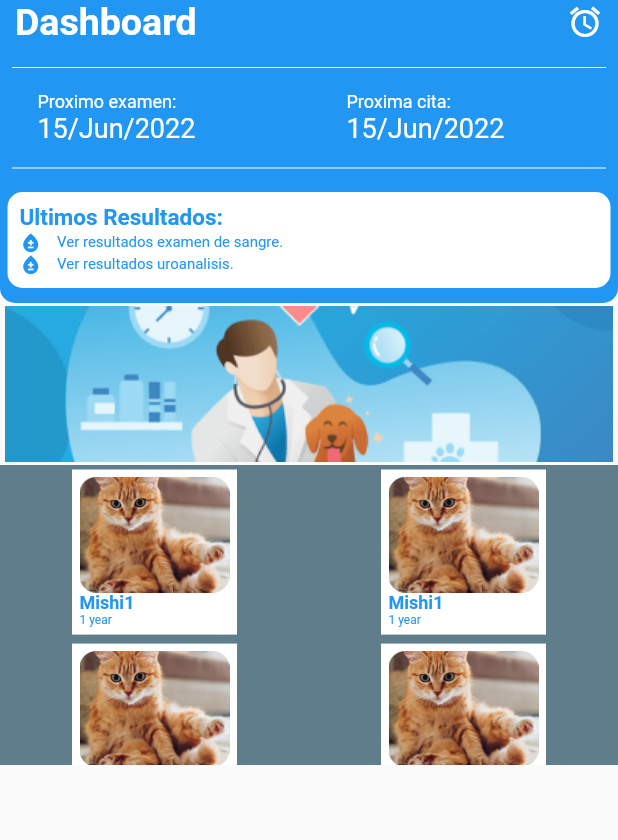
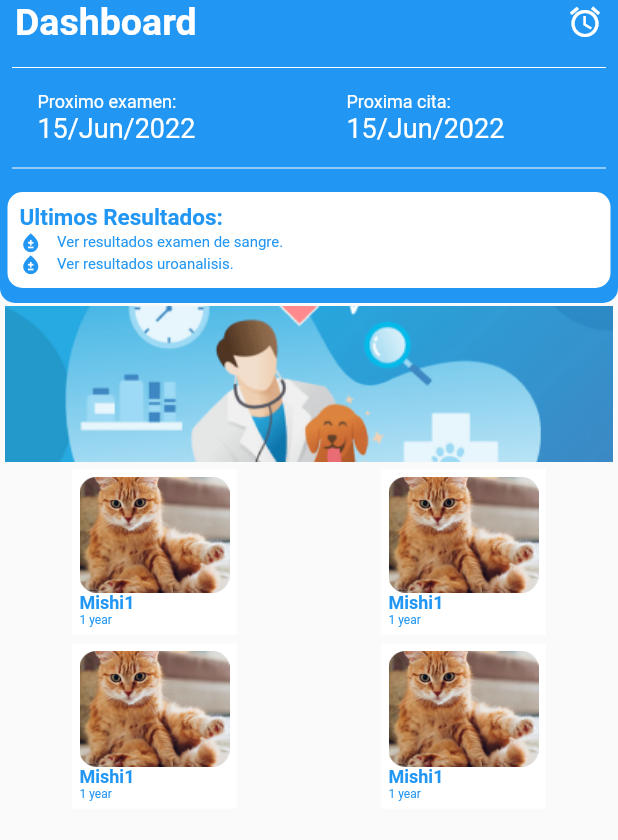
Before and after one commit to black-redoc/tenshi, a Flutter app: the Dashboard screen opened by its route, on a phone screen of 412 x 824 dp. Shown: the top 840 px of the screen. Run offline on Flutter 3.47's test engine with Material 2 defaults, Android fonts, the phone set to English and light mode, and no system bars; our stand-ins replace syncfusion_flutter_datepicker.

Commit message:
fix: fixed bug on list of pets with overflow rendering

```diff
--- a/lib/pages/dashboard.dart
+++ b/lib/pages/dashboard.dart
@@ -22,9 +22,7 @@ class _DashboardState extends State<Dashboard> {
   }
 
   Widget _pets() {
-    return Container(
-      height: 200,
-      color: Colors.blueGrey,
+    return Expanded(
       child: ListView(
         padding: const EdgeInsets.all(0),
         shrinkWrap: true,
```
